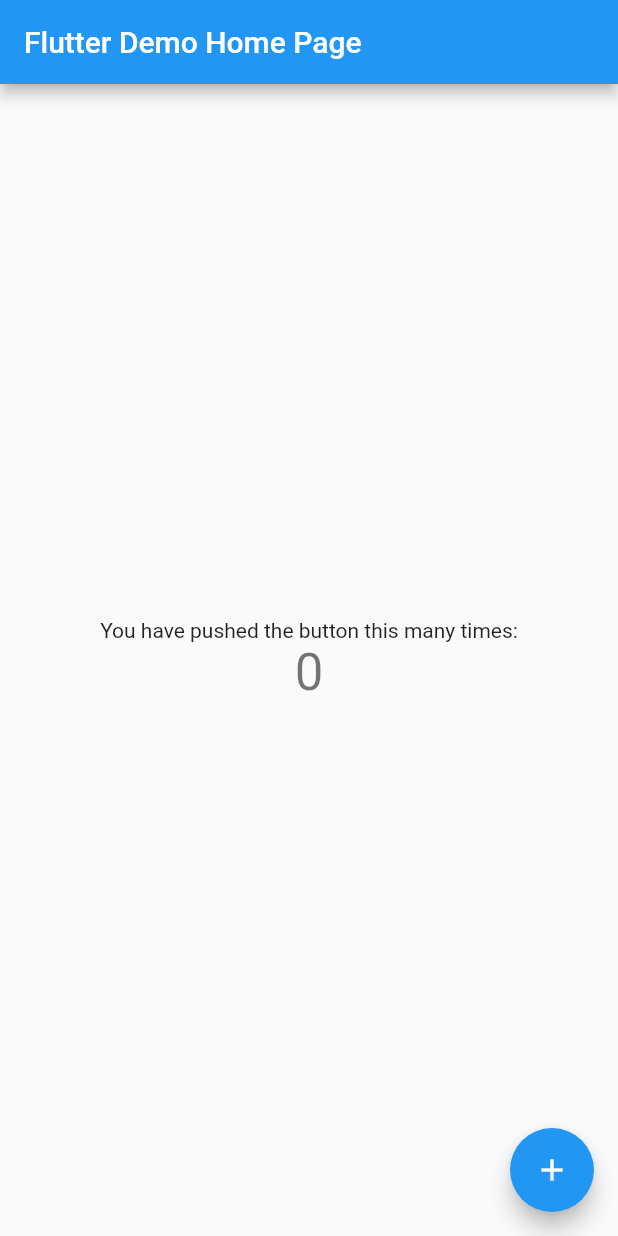
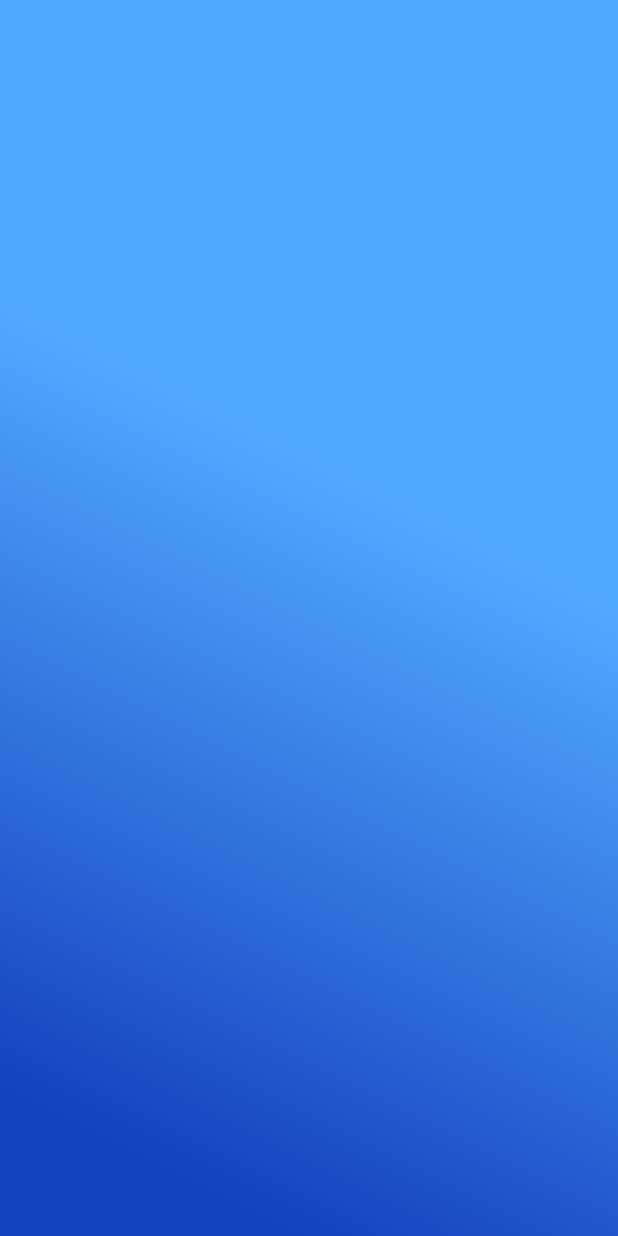
Before and after one commit to marianaoliveira1/TemporizadorPomodoro, a Flutter app: the screen it shows after launch, on a phone screen of 412 x 824 dp. Run offline on Flutter 3.47's test engine with Material 2 defaults, Android fonts, the phone set to English and light mode, and no system bars.

Commit message:
atualizações

```diff
--- a/lib/main.dart
+++ b/lib/main.dart
@@ -1,113 +1,7 @@
 import 'package:flutter/material.dart';
+import 'package:pomodoro/page/pomodoro.dart';
 
-void main() {
-  runApp(MyApp());
-}
-
-class MyApp extends StatelessWidget {
-  // This widget is the root of your application.
-  @override
-  Widget build(BuildContext context) {
-    return MaterialApp(
-      title: 'Flutter Demo',
-      theme: ThemeData(
-        // This is the theme of your application.
-        //
-        // Try running your application with "flutter run". You'll see the
-        // application has a blue toolbar. Then, without quitting the app, try
-        // changing the primarySwatch below to Colors.green and then invoke
-        // "hot reload" (press "r" in the console where you ran "flutter run",
-        // or simply save your changes to "hot reload" in a Flutter IDE).
-        // Notice that the counter didn't reset back to zero; the application
-        // is not restarted.
-        primarySwatch: Colors.blue,
-      ),
-      home: MyHomePage(title: 'Flutter Demo Home Page'),
-    );
-  }
-}
-
-class MyHomePage extends StatefulWidget {
-  MyHomePage({Key? key, required this.title}) : super(key: key);
-
-  // This widget is the home page of your application. It is stateful, meaning
-  // that it has a State object (defined below) that contains fields that affect
-  // how it looks.
-
-  // This class is the configuration for the state. It holds the values (in this
-  // case the title) provided by the parent (in this case the App widget) and
-  // used by the build method of the State. Fields in a Widget subclass are
-  // always marked "final".
-
-  final String title;
-
-  @override
-  _MyHomePageState createState() => _MyHomePageState();
-}
-
-class _MyHomePageState extends State<MyHomePage> {
-  int _counter = 0;
-
-  void _incrementCounter() {
-    setState(() {
-      // This call to setState tells the Flutter framework that something has
-      // changed in this State, which causes it to rerun the build method below
-      // so that the display can reflect the updated values. If we changed
-      // _counter without calling setState(), then the build method would not be
-      // called again, and so nothing would appear to happen.
-      _counter++;
-    });
-  }
-
-  @override
-  Widget build(BuildContext context) {
-    // This method is rerun every time setState is called, for instance as done
-    // by the _incrementCounter method above.
-    //
-    // The Flutter framework has been optimized to make rerunning build methods
-    // fast, so that you can just rebuild anything that needs updating rather
-    // than having to individually change instances of widgets.
-    return Scaffold(
-      appBar: AppBar(
-        // Here we take the value from the MyHomePage object that was created by
-        // the App.build method, and use it to set our appbar title.
-        title: Text(widget.title),
-      ),
-      body: Center(
-        // Center is a layout widget. It takes a single child and positions it
-        // in the middle of the parent.
-        child: Column(
-          // Column is also a layout widget. It takes a list of children and
-          // arranges them vertically. By default, it sizes itself to fit its
-          // children horizontally, and tries to be as tall as its parent.
-          //
-          // Invoke "debug painting" (press "p" in the console, choose the
-          // "Toggle Debug Paint" action from the Flutter Inspector in Android
-          // Studio, or the "Toggle Debug Paint" command in Visual Studio Code)
-          // to see the wireframe for each widget.
-          //
-          // Column has various properties to control how it sizes itself and
-          // how it positions its children. Here we use mainAxisAlignment to
-          // center the children vertically; the main axis here is the vertical
-          // axis because Columns are vertical (the cross axis would be
-          // horizontal).
-          mainAxisAlignment: MainAxisAlignment.center,
-          children: <Widget>[
-            Text(
-              'You have pushed the button this many times:',
-            ),
-            Text(
-              '$_counter',
-              style: Theme.of(context).textTheme.headline4,
-            ),
-          ],
-        ),
-      ),
-      floatingActionButton: FloatingActionButton(
-        onPressed: _incrementCounter,
-        tooltip: 'Increment',
-        child: Icon(Icons.add),
-      ), // This trailing comma makes auto-formatting nicer for build methods.
-    );
-  }
-}
+void main() => runApp(MaterialApp(
+  debugShowCheckedModeBanner: false,
+  home: Pomodoro(),
+));
--- /dev/null
+++ b/lib/page/pomodoro.dart
@@ -0,0 +1,31 @@
+import 'package:flutter/material.dart';
+
+class Pomodoro extends StatefulWidget {
+  const Pomodoro({Key? key}) : super(key: key);
+
+  @override
+  _PomodoroState createState() => _PomodoroState();
+}
+
+class _PomodoroState extends State<Pomodoro> {
+
+  double percent = 0;
+  static int TimeIntMinut = 25;
+  int TimeInSec = TimeIntMinut * 60;
+
+  @override
+  Widget build(BuildContext context) {
+    return SafeArea(
+      child: Scaffold(
+        body: Container(
+          decoration: BoxDecoration(
+            gradient: LinearGradient(
+              colors: [Color(0xff1542bf),Color(0xff51a8ff)],
+              begin: FractionalOffset(0.5,1)
+            )
+          ),
+        ),
+      ),
+    );
+  }
+}
--- a/lib/store/contator.store.dart
+++ /dev/null
@@ -1,15 +0,0 @@
-import 'package:mobx/mobx.dart';
-
-part 'contador.store.g.dart';
-
-class ContadorStore = _ContadorStore with _$ContadorStore;
-
-abstract class _ContadorStore with Store {
-  @observable
-  int contator = 0;
-
-  @action
-  void incrementar() {
-    contator++;
-  }
-}
--- a/pubspec.yaml
+++ b/pubspec.yaml
@@ -31,12 +31,12 @@ dependencies:
   # The following adds the Cupertino Icons font to your application.
   # Use with the CupertinoIcons class for iOS style icons.
   cupertino_icons: ^1.0.2
+  percent_indicator: "^2.1.5"
+
 
 dev_dependencies:
   flutter_test:
     sdk: flutter
-  build_runner: ^2.0.6
-  mobx_codegen: ^2.0.2
 
 # For information on the generic Dart part of this file, see the
 # following page: https://dart.dev/tools/pub/pubspec
```
Also changed, not shown: pubspec.lock.
